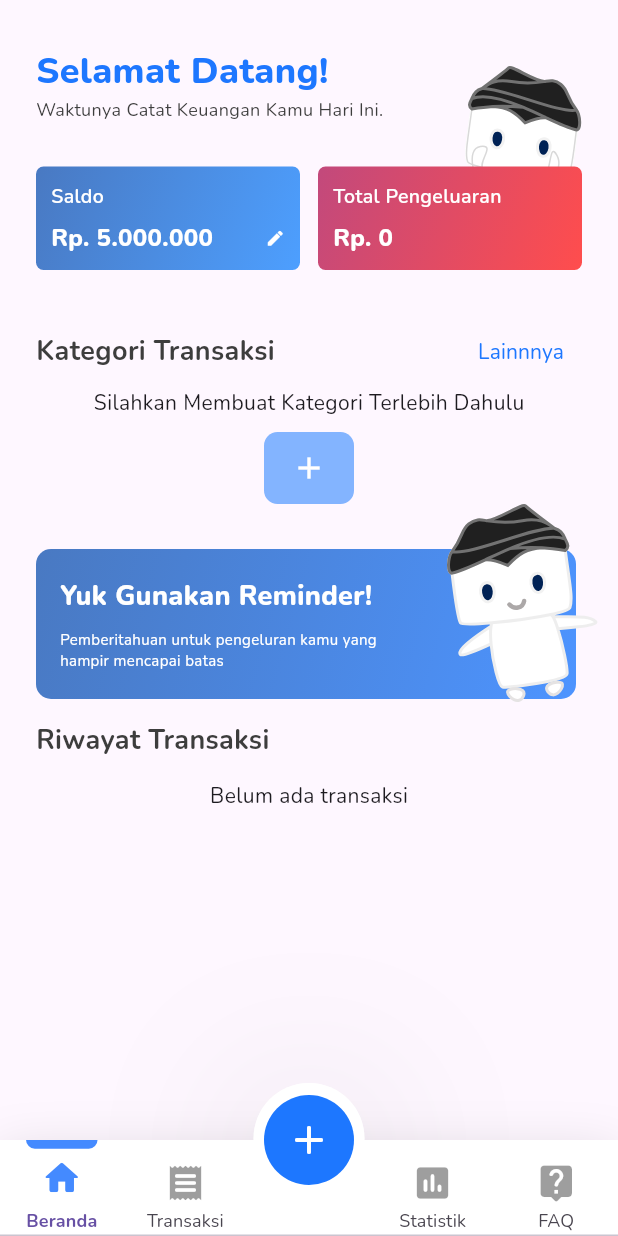
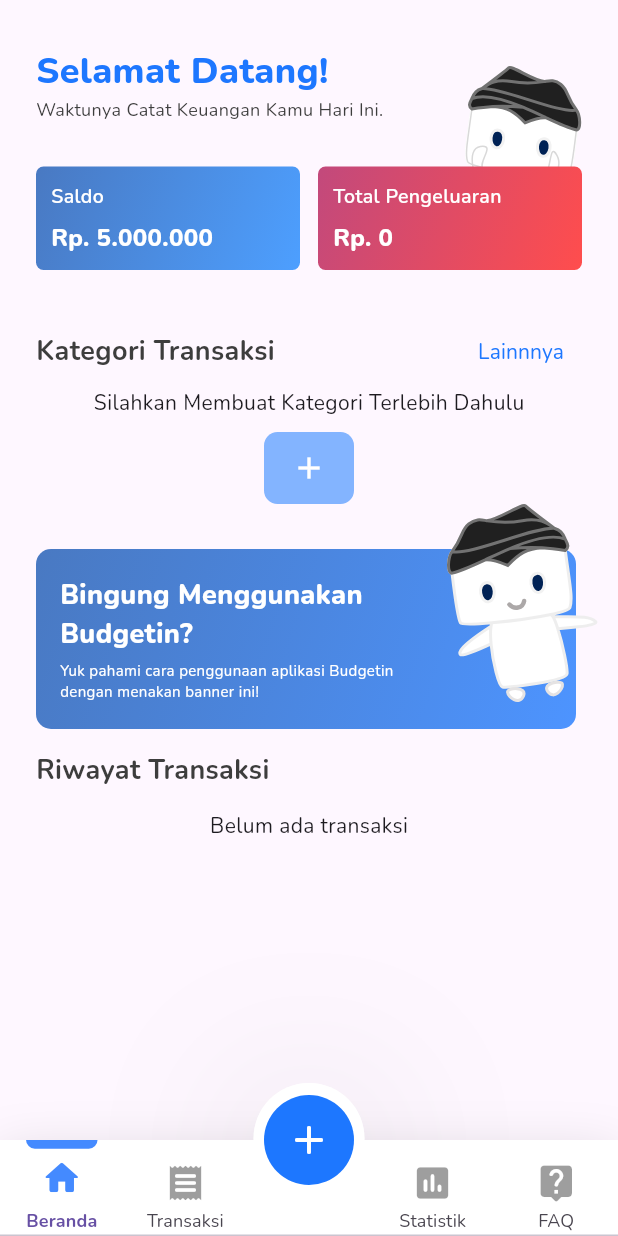
Before and after one commit to Reza1290/budgetin-app, a Flutter app: the screen it shows after launch, on a phone screen of 412 x 824 dp. Run offline on Flutter 3.47's test engine with Material 3 defaults, Android fonts, the phone set to English and light mode, and no system bars; drawn by our look-alikes of flutter_slidable; our stand-ins replace drift, flutter_svg, sqlite3_flutter_libs; accounts and stored records are empty; generated files the repository leaves out were written again; project files that could hold a hidden picture were left out.

Commit message:
update: refactor v2

```diff
--- a/lib/screens/homepage.dart
+++ b/lib/screens/homepage.dart
@@ -1,10 +1,11 @@
 import 'package:budgetin/main.dart';
 import 'package:budgetin/models/transaction_with_category.dart';
-import 'package:budgetin/screens/all_category.dart';
+import 'package:budgetin/screens/category_screen.dart';
 import 'package:budgetin/utilities/them.dart';
 import 'package:budgetin/widgets/homepage/kategori_transaksi/category_home.dart';
 import 'package:budgetin/widgets/homepage/saldo.dart';
-import 'package:budgetin/widgets/homepage/remainder.dart';
+import 'package:budgetin/widgets/homepage/reminder.dart';
+import 'package:budgetin/widgets/homepage/saldo_section.dart';
 import 'package:budgetin/widgets/transaksi/riwayat_transaksi_list.dart';
 import 'package:flutter/material.dart';
 import 'package:flutter/widgets.dart';
@@ -68,7 +69,7 @@ class _HomePageState extends State<HomePage> {
                 ),
                 Padding(
                   padding: EdgeInsets.symmetric(horizontal: 24),
-                  child: SaldoWidget(),
+                  child: SaldoSection(),
                 ),
                 const SizedBox(
                   height: 30,
@@ -91,7 +92,7 @@ class _HomePageState extends State<HomePage> {
                             Navigator.push(
                                 context,
                                 MaterialPageRoute(
-                                    builder: (context) => AllCategory()));
+                                    builder: (context) => CategoryScreen()));
                           },
                           child: Text(
                             "Lainnnya",
--- a/lib/widgets/homepage/remainder.dart
+++ b/lib/widgets/homepage/reminder.dart
@@ -13,7 +13,7 @@ class Reminder extends StatelessWidget {
       children: [
         Container(
           width: 360,
-          height: 100,
+          height: 120,
           decoration: BoxDecoration(
             borderRadius: BorderRadius.circular(10),
             gradient: const LinearGradient(
@@ -32,17 +32,17 @@ class Reminder extends StatelessWidget {
               mainAxisAlignment: MainAxisAlignment.center,
               children: [
                 Text(
-                  "Yuk Gunakan Reminder!",
+                  "Bingung Menggunakan\nBudgetin?",
                   style: TextStyle(
                       fontWeight: FontWeight.w800,
                       fontSize: 18,
                       color: Colors.white),
                 ),
                 SizedBox(
-                  height: 10,
+                  height: 5,
                 ),
                 Text(
-                  "Pemberitahuan untuk pengeluran kamu yang \nhampir mencapai batas",
+                  "Yuk pahami cara penggunaan aplikasi Budgetin\ndengan menakan banner ini!",
                   style: TextStyle(
                       color: Colors.white,
                       fontSize: 10,
--- /dev/null
+++ b/lib/widgets/homepage/saldo_section.dart
@@ -0,0 +1,134 @@
+import 'dart:async';
+
+import 'package:budgetin/main.dart';
+import 'package:budgetin/models/database.dart';
+import 'package:budgetin/providers/currency.dart';
+import 'package:budgetin/providers/date_formatter.dart';
+import 'package:budgetin/widgets/failed_alert.dart';
+import 'package:budgetin/widgets/forms/input_money.dart';
+import 'package:budgetin/widgets/modal/show_modal.dart';
+import 'package:budgetin/widgets/succes_alert.dart';
+import 'package:flutter/cupertino.dart';
+import 'package:flutter/material.dart';
+import 'package:flutter/services.dart';
+import 'package:intl/intl.dart';
+import 'package:flutter_svg/flutter_svg.dart';
+
+class SaldoSection extends StatefulWidget {
+  const SaldoSection({super.key});
+
+  @override
+  State<SaldoSection> createState() => _SaldoSectionState();
+}
+
+class _SaldoSectionState extends State<SaldoSection> {
+  // final TextEditingController _moneyController = TextEditingController();
+
+  final Widget svg = SvgPicture.asset('assets/images/maskot.svg');
+
+  @override
+  Widget build(BuildContext context) {
+    return Stack(
+      clipBehavior: Clip.none,
+      children: [
+        Positioned(
+          top: -67,
+          right: 0,
+          child: svg,
+        ),
+        Row(
+          mainAxisAlignment: MainAxisAlignment.spaceBetween,
+          children: [
+            Expanded(
+              child: Container(
+                padding: const EdgeInsets.all(10),
+                decoration: BoxDecoration(
+                  borderRadius: BorderRadius.circular(5),
+                  gradient: const LinearGradient(
+                    begin: Alignment.topLeft,
+                    end: Alignment.bottomRight,
+                    colors: [Color(0xff4979C2), Color(0xff4D9FFF)],
+                  ),
+                ),
+                child: Column(
+                  crossAxisAlignment: CrossAxisAlignment.start,
+                  children: [
+                    const Text(
+                      "Saldo",
+                      style: TextStyle(
+                          fontWeight: FontWeight.w600,
+                          fontSize: 13,
+                          color: Colors.white),
+                    ),
+                    const SizedBox(height: 7),
+                    StreamBuilder<int>(
+                      stream: db!.watchUsedSaldo(),
+                      builder: (context, snapshot) {
+                        int expense = snapshot.data ?? 0;
+
+                        return Text(
+                          TextCurrencyFormat.format(expense.toString()),
+                          style: TextStyle(
+                              fontWeight: FontWeight.w800,
+                              fontSize: 16,
+                              color: Colors.white,
+                              overflow: TextOverflow.ellipsis),
+                        );
+                      },
+                    )
+                  ],
+                ),
+              ),
+            ),
+            const SizedBox(width: 12),
+            Expanded(
+              child: Container(
+                padding: const EdgeInsets.all(10),
+                decoration: BoxDecoration(
+                  borderRadius: BorderRadius.circular(5),
+                  gradient: const LinearGradient(
+                    begin: Alignment.topLeft,
+                    end: Alignment.bottomRight,
+                    colors: [
+                      // Color.fromARGB(255, 255, 218, 247)
+                      Color(0xffC2497C),
+                      Color.fromARGB(255, 255, 77, 77),
+                    ],
+                  ),
+                ),
+                child: Column(
+                  crossAxisAlignment: CrossAxisAlignment.start,
+                  children: [
+                    Text(
+                      "Total Pengeluaran",
+                      style: TextStyle(
+                          fontWeight: FontWeight.w600,
+                          fontSize: 13,
+                          color: Colors.white),
+                    ),
+                    SizedBox(height: 7),
+                    StreamBuilder<int>(
+                      stream: db!.totalExpense(),
+                      builder: (context, snapshot) {
+                        int expense = snapshot.data ?? 0;
+
+                        return Text(
+                          TextCurrencyFormat.format(expense.toString()),
+                          style: TextStyle(
+                              fontWeight: FontWeight.w800,
+                              fontSize: 16,
+                              color: Colors.white,
+                              overflow: TextOverflow.ellipsis),
+                        );
+                      },
+                    )
+                  ],
+                ),
+              ),
+            )
+          ],
+        ),
+      ],
+    );
+  }
+}
--- a/lib/widgets/modal/modal_filter.dart
+++ b/lib/widgets/modal/modal_filter.dart
@@ -7,7 +7,7 @@ Future<void> showModalFilter(BuildContext context) {
     context: context,
     builder: (BuildContext context) {
       return BudgetinModal(
-          title: TitleModal(title: 'Hello Dunia'),
+          title: TitleModal(title: 'Filter Search'),
           content: SizedBox(
             child: Text('Test'),
           ),
```
Also changed, not shown: lib/models/database.dart (+8 -5 lines), lib/screens/category_screen.dart (renamed from lib/screens/all_category.dart, +6 -10 lines), lib/widgets/forms/input_text.dart (+13 -9 lines), lib/widgets/modal/budgetin_sheet.dart (added, +143 -0 lines), lib/widgets/modal/sheet_create_category.dart (added, +21 -0 lines).
